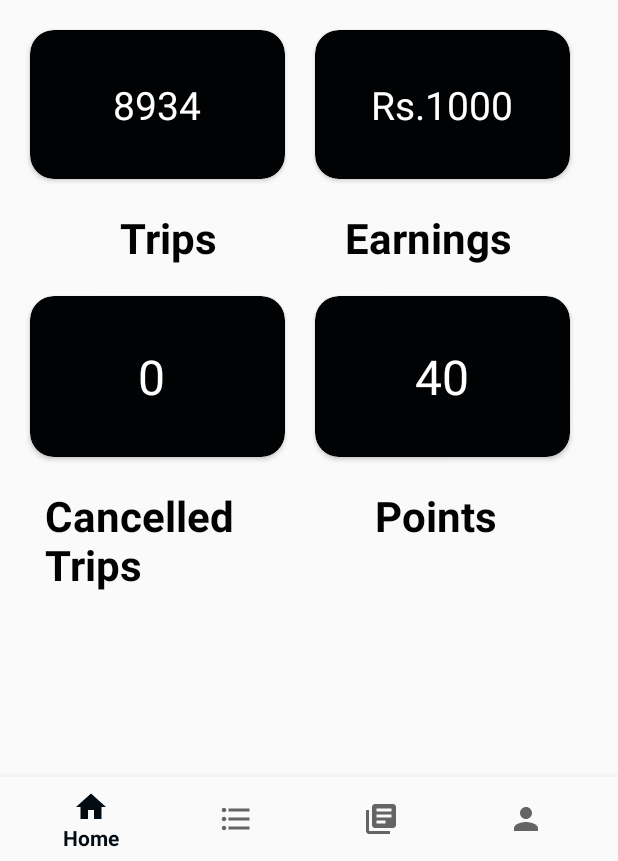
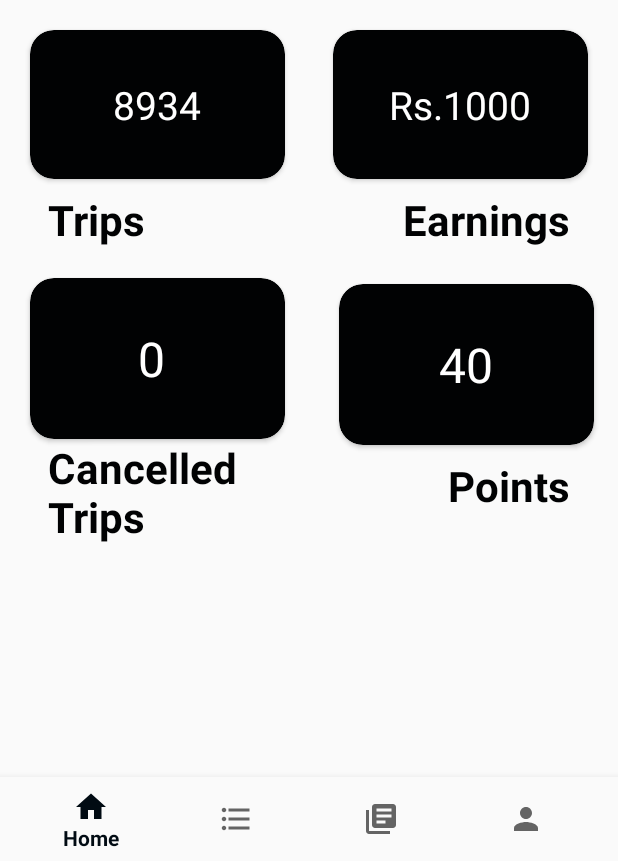
Before and after one commit to debarghya472/BarberaService-App, an Android app: the screen it shows after launch once a user with an empty profile is signed in (MainActivity), on a phone screen of 412 x 824 dp, the part 375-1236 px from its top. Run offline under Robolectric (Android 15) with nearby library versions, the light colour scheme and no system bars; our stand-ins replace Firebase (no records; nobody signed in at launch, a user with empty details on screens opened directly).

Commit message:
updaete layout home

```diff
--- a/app/src/main/res/layout/fragment_home.xml
+++ b/app/src/main/res/layout/fragment_home.xml
@@ -35,138 +35,164 @@
 				app:layout_constraintStart_toStartOf="parent"
 				app:layout_constraintTop_toTopOf="parent" />
 
-		<RelativeLayout
+		<androidx.constraintlayout.widget.ConstraintLayout
 				android:layout_width="match_parent"
 				android:layout_below="@id/logo"
 				android:layout_height="match_parent">
 
 			<androidx.cardview.widget.CardView
 					android:id="@+id/one"
+					android:layout_width="170dp"
+					android:layout_height="wrap_content"
 					android:layout_margin="20dp"
+					android:layout_marginStart="16dp"
+					android:layout_marginTop="8dp"
+					android:backgroundTint="@color/colorAccent"
 					app:cardCornerRadius="16dp"
-					android:backgroundTint="@color/colorAccent"
-					android:layout_width="170dp"
-					android:layout_height="wrap_content">
+					app:layout_constraintStart_toStartOf="parent"
+					app:layout_constraintTop_toTopOf="parent">
 
 				<TextView
 						android:layout_width="wrap_content"
 						android:layout_height="match_parent"
+						android:layout_gravity="center"
 						android:padding="32dp"
-						android:layout_gravity="center"
 						android:text="8934"
 						android:textColor="@color/white"
 						android:textSize="26dp" />
 
 			</androidx.cardview.widget.CardView>
+
 			<TextView
 					android:id="@+id/text1"
 					android:layout_width="wrap_content"
 					android:layout_height="wrap_content"
 					android:layout_below="@+id/one"
-					android:layout_marginLeft="80dp"
+					android:layout_marginStart="32dp"
+					android:layout_marginTop="8dp"
 					android:text="Trips"
+					android:textColor="@color/colorAccent"
+					android:textSize="28dp"
 					android:textStyle="bold"
-					android:textSize="28dp"
-					android:textColor="@color/colorAccent"/>
+					app:layout_constraintStart_toStartOf="parent"
+					app:layout_constraintTop_toBottomOf="@+id/one" />
 
 			<androidx.cardview.widget.CardView
 					android:id="@+id/two"
+					android:layout_width="170dp"
+					android:layout_height="wrap_content"
+					android:layout_margin="20dp"
+					android:layout_marginTop="8dp"
+					android:layout_marginEnd="16dp"
+					android:backgroundTint="@color/colorAccent"
 					app:cardCornerRadius="16dp"
-					android:layout_toRightOf="@id/one"
-					android:layout_marginTop="20dp"
-					android:layout_marginRight="12dp"
-					android:backgroundTint="@color/colorAccent"
-					android:layout_width="170dp"
-					android:layout_height="wrap_content">
+					app:layout_constraintEnd_toEndOf="parent"
+					app:layout_constraintTop_toTopOf="parent">
 
 				<TextView
 						android:layout_width="wrap_content"
-						android:layout_height="wrap_content"
+						android:layout_height="match_parent"
+						android:layout_gravity="center"
 						android:padding="32dp"
 						android:text="Rs.1000"
-						android:layout_gravity="center"
 						android:textColor="@color/white"
 						android:textSize="26dp" />
 
+
 			</androidx.cardview.widget.CardView>
+
 			<TextView
-					android:id="@+id/text2"
+					android:id="@+id/textView"
 					android:layout_width="wrap_content"
 					android:layout_height="wrap_content"
-					android:layout_below="@+id/two"
-					android:layout_marginTop="20dp"
-					android:layout_marginLeft="230dp"
+					android:layout_below="@+id/one"
+					android:layout_marginTop="8dp"
+					android:layout_marginEnd="32dp"
 					android:text="Earnings"
+					android:textColor="@color/colorAccent"
+					android:textSize="28dp"
 					android:textStyle="bold"
-					android:textSize="28dp"
-					android:textColor="@color/colorAccent"/>
+					app:layout_constraintEnd_toEndOf="parent"
+					app:layout_constraintTop_toBottomOf="@+id/two" />
 
 			<androidx.cardview.widget.CardView
 					android:id="@+id/three"
-					app:cardCornerRadius="16dp"
+					android:layout_width="170dp"
+					android:layout_height="wrap_content"
 					android:layout_below="@id/text1"
 					android:layout_margin="20dp"
+					android:layout_marginStart="16dp"
+					android:layout_marginTop="32dp"
 					android:backgroundTint="@color/colorAccent"
-					android:layout_width="170dp"
-					android:layout_height="wrap_content">
-
-				<TextView
-						android:layout_width="wrap_content"
-						android:layout_height="wrap_content"
-						android:padding="32dp"
-						android:layout_gravity="center"
-						android:text="0 "
-						android:textColor="@color/white"
-						android:textSize="32dp" />
-
-			</androidx.cardview.widget.CardView>
-			<TextView
-					android:id="@+id/text3"
-					android:layout_width="170dp"
-					android:layout_height="wrap_content"
-					android:layout_below="@+id/three"
-					android:layout_marginLeft="30dp"
-					android:text="Cancelled Trips"
-					android:textStyle="bold"
-					android:textSize="28dp"
-					android:textColor="@color/colorAccent"/>
-
-			<androidx.cardview.widget.CardView
-					android:id="@+id/four"
 					app:cardCornerRadius="16dp"
-					android:layout_toRightOf="@id/three"
-					android:layout_below="@+id/text2"
-					android:layout_marginRight="12dp"
-					android:layout_marginTop="20dp"
-					android:backgroundTint="@color/colorAccent"
-					android:layout_width="170dp"
-					android:layout_height="wrap_content">
+					app:layout_constraintStart_toStartOf="parent"
+					app:layout_constraintTop_toBottomOf="@+id/text1">
 
 				<TextView
 						android:layout_width="wrap_content"
 						android:layout_height="wrap_content"
 						android:layout_gravity="center"
 						android:padding="32dp"
-						android:text="40"
-						android:layout_centerInParent="true"
+						android:text="0 "
 						android:textColor="@color/white"
 						android:textSize="32dp" />
 
 			</androidx.cardview.widget.CardView>
+
+			<TextView
+					android:id="@+id/text3"
+					android:layout_width="170dp"
+					android:layout_height="wrap_content"
+					android:layout_below="@+id/three"
+					android:layout_marginStart="32dp"
+					android:text="Cancelled Trips"
+					android:textColor="@color/colorAccent"
+					android:textSize="28dp"
+					android:textStyle="bold"
+					app:layout_constraintStart_toStartOf="parent"
+					app:layout_constraintTop_toBottomOf="@+id/three" />
+
+			<androidx.cardview.widget.CardView
+					android:id="@+id/four"
+					android:layout_width="170dp"
+					android:layout_height="wrap_content"
+					android:layout_below="@+id/text2"
+					android:layout_marginTop="24dp"
+					android:layout_marginEnd="16dp"
+					android:layout_toRightOf="@id/three"
+					android:backgroundTint="@color/colorAccent"
+					app:cardCornerRadius="16dp"
+					app:layout_constraintEnd_toEndOf="parent"
+					app:layout_constraintTop_toBottomOf="@+id/textView">
+
+				<TextView
+						android:layout_width="wrap_content"
+						android:layout_height="wrap_content"
+						android:layout_centerInParent="true"
+						android:layout_gravity="center"
+						android:padding="32dp"
+						android:text="40"
+						android:textColor="@color/white"
+						android:textSize="32dp" />
+
+			</androidx.cardview.widget.CardView>
+
 			<TextView
 					android:id="@+id/text4"
 					android:layout_width="wrap_content"
 					android:layout_height="wrap_content"
 					android:layout_below="@+id/four"
-					android:layout_marginTop="20dp"
-					android:layout_marginLeft="250dp"
+					android:layout_marginTop="8dp"
+					android:layout_marginEnd="32dp"
 					android:text="Points"
+					android:textColor="@color/colorAccent"
+					android:textSize="28dp"
 					android:textStyle="bold"
-					android:textSize="28dp"
-					android:textColor="@color/colorAccent"/>
+					app:layout_constraintEnd_toEndOf="parent"
+					app:layout_constraintTop_toBottomOf="@+id/four" />
 
 
-		</RelativeLayout>
+		</androidx.constraintlayout.widget.ConstraintLayout>
 
 	</RelativeLayout>
 
```
